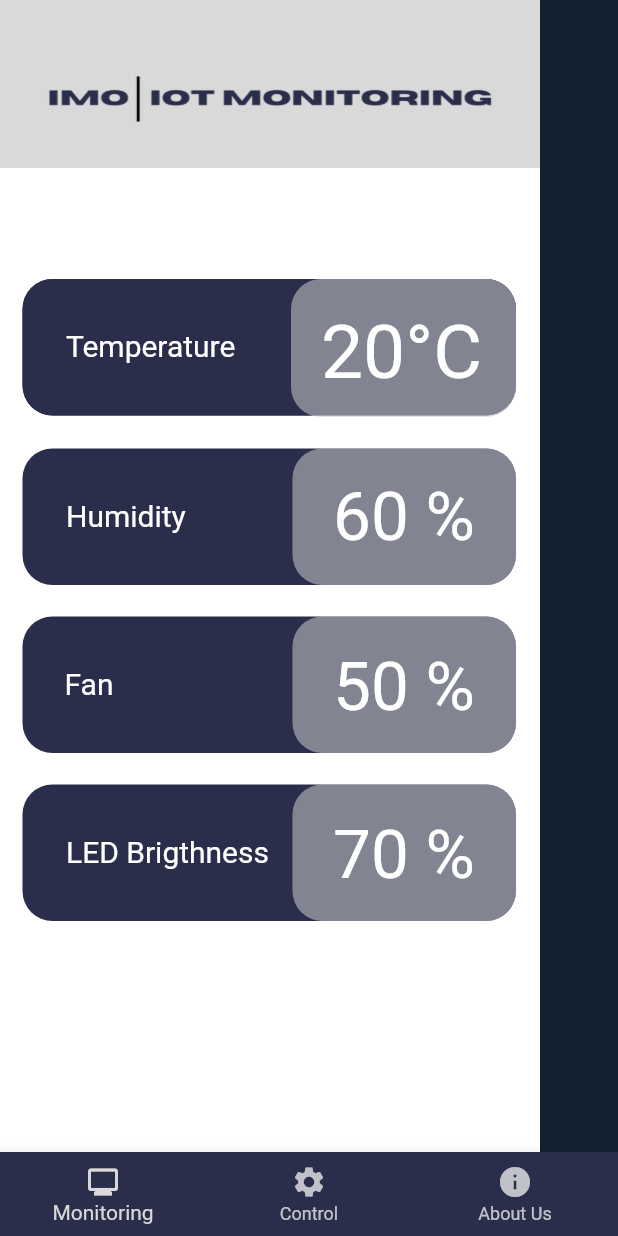
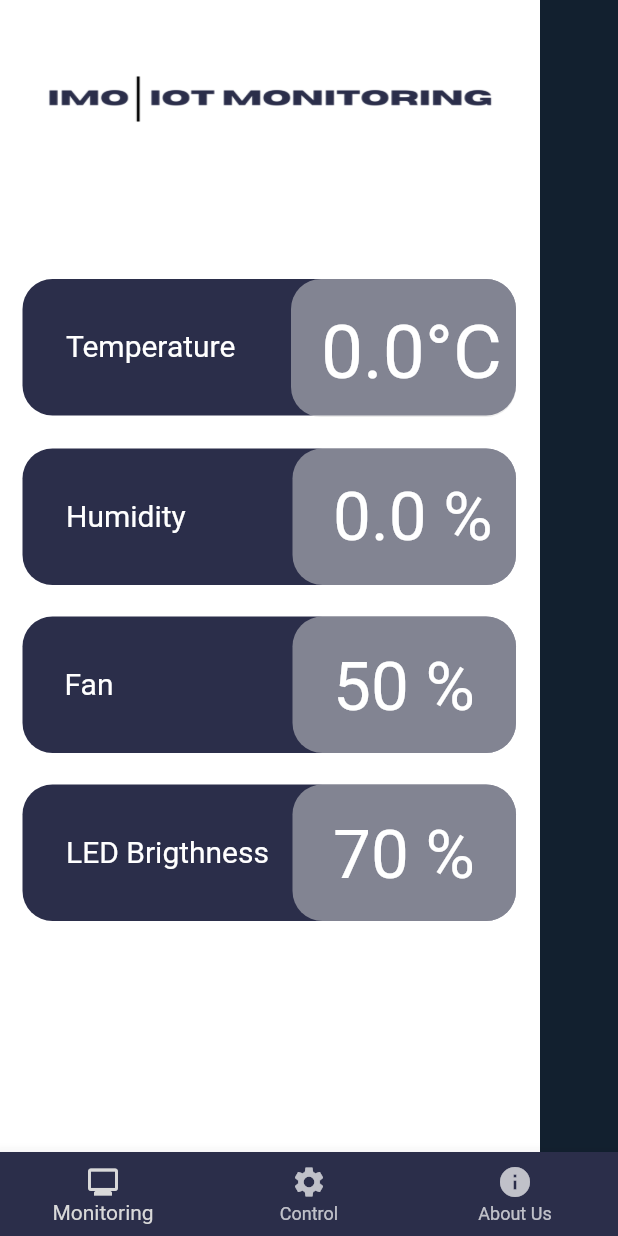
Before and after one commit to jerynick/sobrepository, a Flutter app: the screen it shows after launch, after a tap on "MULAI", on a phone screen of 412 x 824 dp. Run offline on Flutter 3.47's test engine with Material 2 defaults, Android fonts, the phone set to English and light mode, and no system bars; our stand-ins replace firebase_core, firebase_database; missing offline and left inert: dart:ffi; accounts and stored records are empty; Roboto replaces fonts that are missing (Times New Roman).

Commit message:
beta 0.1

```diff
--- a/ecasa_app/lib/main.dart
+++ b/ecasa_app/lib/main.dart
@@ -3,8 +3,22 @@ import 'package:ecasa_app/screens/splash_screen.dart';
 import 'package:ecasa_app/screens/monitoring.dart';
 import 'package:ecasa_app/screens/control.dart';
 import 'package:ecasa_app/screens/about_us.dart';
+import 'package:firebase_core/firebase_core.dart';
 
-void main() {
+
+void main() async {
+  WidgetsFlutterBinding.ensureInitialized();
+  await Firebase.initializeApp(
+    options: FirebaseOptions(
+      apiKey: "AIzaSyBZu1jO2h35SpHk_3VsrYIqmcSqL65Dq_w",
+      appId: "1:205885020375:android:5649b6f5ef6861f19a3892",
+      messagingSenderId: "205885020375",
+      projectId: "displaydht11",
+      storageBucket: "displaydht11.appspot.com",
+      databaseURL: "https://displaydht11-default-rtdb.firebaseio.com/"
+    ),
+  );
+
   runApp(MyApp());
 }
 
--- a/ecasa_app/lib/screens/control.dart
+++ b/ecasa_app/lib/screens/control.dart
@@ -1,7 +1,22 @@
 import 'package:flutter/material.dart';
 import 'package:ecasa_app/buttom_nav.dart';
+import 'package:firebase_core/firebase_core.dart';
+import 'package:firebase_database/firebase_database.dart';
 
-void main() {
+
+void main() async {
+  WidgetsFlutterBinding.ensureInitialized();
+  await Firebase.initializeApp(
+    options: FirebaseOptions(
+      apiKey: "AIzaSyBZu1jO2h35SpHk_3VsrYIqmcSqL65Dq_w",
+      appId: "1:205885020375:android:5649b6f5ef6861f19a3892",
+      messagingSenderId: "205885020375",
+      projectId: "displaydht11",
+      storageBucket: "displaydht11.appspot.com",
+      databaseURL: "https://displaydht11-default-rtdb.firebaseio.com/"
+    ),
+  );
+
   runApp(ControlApp());
 }
 
@@ -26,6 +41,9 @@ class _ControlPageState extends State<ControlPage> {
   bool isFanOn = true;
   bool isLedOn = true;
 
+  final DatabaseReference ledReference =
+    FirebaseDatabase.instance.reference().child('Led');
+
   void _onItemTapped(int index) {
     setState(() {
       _selectedIndex = index;
@@ -42,6 +60,8 @@ class _ControlPageState extends State<ControlPage> {
     setState(() {
       isLedOn = !isLedOn;
     });
+
+    ledReference.set(isLedOn ? 'ON' : 'OFF');
   }
 
   @override
--- a/ecasa_app/lib/screens/monitoring.dart
+++ b/ecasa_app/lib/screens/monitoring.dart
@@ -1,12 +1,26 @@
+import 'dart:ffi';
+
 import 'package:flutter/material.dart';
 import 'package:ecasa_app/buttom_nav.dart';
-//import 'package:ecasa_app/widgets/fan_control/fan_speed_control.dart';
-//import 'package:ecasa_app/widgets/brightness_control/brigthness_control.dart';
+import 'package:firebase_core/firebase_core.dart';
+import 'package:firebase_database/firebase_database.dart';
 
-void main() {
+
+void main() async {
+  WidgetsFlutterBinding.ensureInitialized();
+  await Firebase.initializeApp(
+    options: FirebaseOptions(
+      apiKey: "AIzaSyBZu1jO2h35SpHk_3VsrYIqmcSqL65Dq_w",
+      appId: "1:205885020375:android:5649b6f5ef6861f19a3892",
+      messagingSenderId: "205885020375",
+      projectId: "displaydht11",
+      storageBucket: "displaydht11.appspot.com",
+      databaseURL: "https://displaydht11-default-rtdb.firebaseio.com/"
+    ),
+  );
+
   runApp(MonitoringApp());
 }
-
 class MonitoringApp extends StatelessWidget {
   @override
   Widget build(BuildContext context) {
@@ -25,6 +39,26 @@ class MonitoringPage extends StatefulWidget {
 
 class _MonitoringPageState extends State<MonitoringPage> {
   int _selectedIndex = 0;
+
+  double temp = 0.0;
+  double hum = 0.0;
+
+@override
+void initState() {
+  super.initState();
+  DatabaseReference _firebaseRef = FirebaseDatabase.instance.reference();
+
+  _firebaseRef.onValue.listen((event) {
+    if (event.snapshot.value != null) {
+      final dynamic data = event.snapshot.value;
+      setState(() {
+        temp = (data['Suhu'] as double?) ?? 0.0;
+        hum = (data['Kelembaban'] as double?) ?? 0.0;
+      });
+    }
+  });
+}
+
 
   void _onItemTapped(int index) {
     setState(() {
@@ -195,10 +229,10 @@ class _MonitoringPageState extends State<MonitoringPage> {
                 left: 222,
                 top: 318,
                 child: SizedBox(
-                  width: 95,
+                  width: 120,
                   height: 52,
                   child: Text(
-                    '60 %',
+                    '$hum %',
                     style: TextStyle(
                       color: Colors.white,
                       fontSize: 45,
@@ -298,10 +332,10 @@ class _MonitoringPageState extends State<MonitoringPage> {
                 left: 214,
                 top: 206,
                 child: SizedBox(
-                  width: 110,
+                  width: 150,
                   height: 50,
                   child: Text(
-                    '20°C',
+                    '$temp°C',
                     style: TextStyle(
                       color: Colors.white,
                       fontSize: 50,
@@ -310,82 +344,6 @@ class _MonitoringPageState extends State<MonitoringPage> {
                       height: 0,
                     ),
                   ),
-                ),
-              ),
-              Positioned(
-                left: 15,
-                top: 186,
-                child: Container(
-                  width: 329,
-                  height: 91,
-                  decoration: ShapeDecoration(
-                    color: Color(0xFF2B2E4A),
-                    shape: RoundedRectangleBorder(
-                      borderRadius: BorderRadius.circular(20),
-                    ),
-                  ),
-                ),
-              ),
-              Positioned(
-                left: 44,
-                top: 219,
-                child: SizedBox(
-                  width: 136,
-                  height: 25,
-                  child: Text(
-                    'Temperature',
-                    style: TextStyle(
-                      color: Colors.white,
-                      fontSize: 20,
-                      fontFamily: 'Times New Roman',
-                      fontWeight: FontWeight.w400,
-                      height: 0,
-                    ),
-                  ),
-                ),
-              ),
-              Positioned(
-                left: 194,
-                top: 186,
-                child: Opacity(
-                  opacity: 0.50,
-                  child: Container(
-                    width: 150,
-                    height: 92,
-                    decoration: ShapeDecoration(
-                      color: Color(0xFFD9D9D9),
-                      shape: RoundedRectangleBorder(
-                        borderRadius: BorderRadius.circular(20),
-                      ),
-                    ),
-                  ),
-                ),
-              ),
-              Positioned(
-                left: 214,
-                top: 206,
-                child: SizedBox(
-                  width: 110,
-                  height: 50,
-                  child: Text(
-                    '20°C',
-                    style: TextStyle(
-                      color: Colors.white,
-                      fontSize: 50,
-                      fontFamily: 'Times New Roman',
-                      fontWeight: FontWeight.w400,
-                      height: 0,
-                    ),
-                  ),
-                ),
-              ),
-              Positioned(
-                left: 0,
-                top: 0,
-                child: Container(
-                  width: 360,
-                  height: 112,
-                  decoration: BoxDecoration(color: Color(0xFFD9D9D9)),
                 ),
               ),
               Positioned(
--- a/ecasa_app/pubspec.yaml
+++ b/ecasa_app/pubspec.yaml
@@ -35,6 +35,8 @@ dependencies:
   # The following adds the Cupertino Icons font to your application.
   # Use with the CupertinoIcons class for iOS style icons.
   cupertino_icons: ^1.0.2
+  firebase_database: ^10.3.3
+  firebase_core: ^2.21.0
 
 dev_dependencies:
   flutter_test:
```
Also changed, not shown: ecasa_app/lib/services/firebase_options.dart (added), ecasa_app/pubspec.lock, 8 other files.
